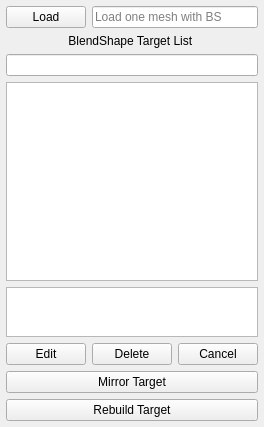
The window that Faith/moduleInstaller/Faith/modules/Faith/scripts/Faith/Tools/BS_Manager/UI/BS_List.ui (Faith0521/Faith_Proj) describes before a commit, drawn with Qt 5.
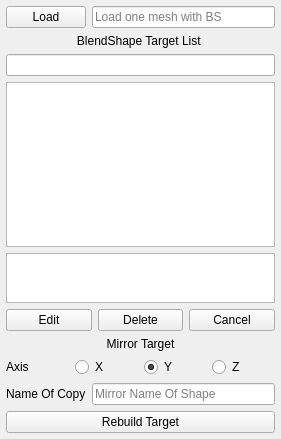
The same window after the commit. Custom widgets are drawn as their Qt base class.

The edit to the form file:
```diff
--- a/Faith/moduleInstaller/Faith/modules/Faith/scripts/Faith/Tools/BS_Manager/UI/BS_List.ui
+++ b/Faith/moduleInstaller/Faith/modules/Faith/scripts/Faith/Tools/BS_Manager/UI/BS_List.ui
@@ -6,8 +6,8 @@
    <rect>
     <x>0</x>
     <y>0</y>
-    <width>257</width>
-    <height>427</height>
+    <width>281</width>
+    <height>439</height>
    </rect>
   </property>
   <property name="windowTitle">
@@ -129,19 +129,106 @@
     </layout>
    </item>
    <item>
-    <widget class="MPushButton" name="mirror_btn">
-     <property name="font">
-      <font>
-       <family>Segoe UI</family>
-      </font>
-     </property>
-     <property name="text">
-      <string>Mirror Target</string>
-     </property>
-     <property name="flat">
-      <bool>false</bool>
-     </property>
-    </widget>
+    <layout class="QVBoxLayout" name="mirror_vb">
+     <item>
+      <widget class="MLabel" name="mirror_lb">
+       <property name="font">
+        <font>
+         <family>Segoe UI</family>
+        </font>
+       </property>
+       <property name="text">
+        <string>Mirror Target</string>
+       </property>
+       <property name="alignment">
+        <set>Qt::AlignCenter</set>
+       </property>
+      </widget>
+     </item>
+     <item>
+      <layout class="QHBoxLayout" name="axis_hb">
+       <item>
+        <widget class="QLabel" name="axis_lb">
+         <property name="font">
+          <font>
+           <family>Segoe UI</family>
+          </font>
+         </property>
+         <property name="text">
+          <string>Axis</string>
+         </property>
+        </widget>
+       </item>
+       <item>
+        <widget class="MRadioButton" name="x_rb">
+         <property name="font">
+          <font>
+           <family>Segoe UI</family>
+          </font>
+         </property>
+         <property name="text">
+          <string>X</string>
+         </property>
+        </widget>
+       </item>
+       <item>
+        <widget class="MRadioButton" name="y_rb">
+         <property name="font">
+          <font>
+           <family>Segoe UI</family>
+          </font>
+         </property>
+         <property name="text">
+          <string>Y</string>
+         </property>
+         <property name="checked">
+          <bool>true</bool>
+         </property>
+        </widget>
+       </item>
+       <item>
+        <widget class="MRadioButton" name="z_rb">
+         <property name="font">
+          <font>
+           <family>Segoe UI</family>
+          </font>
+         </property>
+         <property name="text">
+          <string>Z</string>
+         </property>
+        </widget>
+       </item>
+      </layout>
+     </item>
+     <item>
+      <layout class="QHBoxLayout" name="name_hb">
+       <item>
+        <widget class="MLabel" name="name_lb">
+         <property name="font">
+          <font>
+           <family>Segoe UI</family>
+          </font>
+         </property>
+         <property name="text">
+          <string>Name Of Copy</string>
+         </property>
+        </widget>
+       </item>
+       <item>
+        <widget class="QLineEdit" name="name_le">
+         <property name="font">
+          <font>
+           <family>Segoe UI</family>
+          </font>
+         </property>
+         <property name="placeholderText">
+          <string>Mirror Name Of Shape</string>
+         </property>
+        </widget>
+       </item>
+      </layout>
+     </item>
+    </layout>
    </item>
    <item>
     <widget class="MPushButton" name="rebuild_btn">
@@ -173,6 +260,16 @@
    <extends>QLineEdit</extends>
    <header>dayu_widgets.line_edit</header>
   </customwidget>
+  <customwidget>
+   <class>MLabel</class>
+   <extends>QLabel</extends>
+   <header>dayu_widgets.label</header>
+  </customwidget>
+  <customwidget>
+   <class>MRadioButton</class>
+   <extends>QRadioButton</extends>
+   <header>dayu_widgets.radio_button</header>
+  </customwidget>
  </customwidgets>
  <resources/>
  <connections/>
```
Left out of the diff: 10 changed lines with no effect on the pictures.
